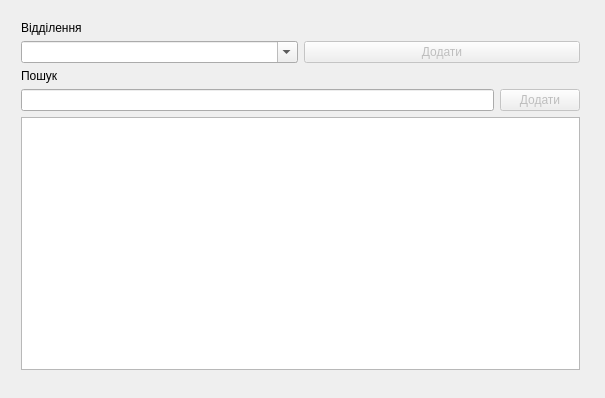
The window that yesport_tracker/mainwindow.ui (shybovycha/yesport_tracker) describes before a commit, drawn with Qt 5.
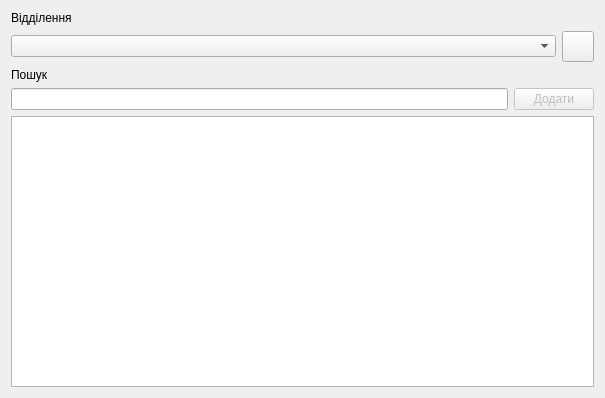
The same window after the commit. Icons and pictures are not drawn.

Commit message: Done all the interface layouting. Done some minor buttons handling.

The edit to the form file:
```diff
--- a/yesport_tracker/mainwindow.ui
+++ b/yesport_tracker/mainwindow.ui
@@ -17,15 +17,8 @@
    <iconset>
     <normaloff>../../../../Документи/yesport_icon.png</normaloff>../../../../Документи/yesport_icon.png</iconset>
   </property>
-  <widget class="QWidget" name="verticalLayoutWidget_2">
-   <property name="geometry">
-    <rect>
-     <x>10</x>
-     <y>10</y>
-     <width>581</width>
-     <height>371</height>
-    </rect>
-   </property>
+  <layout class="QGridLayout" name="gridLayout">
+   <item row="0" column="0">
    <layout class="QVBoxLayout" name="verticalLayout_2">
     <item>
      <widget class="QLabel" name="label_2">
@@ -39,17 +32,24 @@
       <item>
        <widget class="QComboBox" name="departmentsList">
         <property name="editable">
-         <bool>true</bool>
+          <bool>false</bool>
         </property>
        </widget>
       </item>
       <item>
-       <widget class="QPushButton" name="addDepartmentButton">
-        <property name="enabled">
-         <bool>false</bool>
-        </property>
+        <widget class="QToolButton" name="settingsButton">
         <property name="text">
-         <string>Додати</string>
+          <string/>
+         </property>
+         <property name="icon">
+          <iconset resource="general.qrc">
+           <normaloff>:/icons/images/Gear Alt.png</normaloff>:/icons/images/Gear Alt.png</iconset>
+         </property>
+         <property name="iconSize">
+          <size>
+           <width>24</width>
+           <height>24</height>
+          </size>
         </property>
        </widget>
       </item>
@@ -90,7 +90,8 @@
      <widget class="QListWidget" name="usersList"/>
     </item>
    </layout>
-  </widget>
+   </item>
+  </layout>
  </widget>
  <layoutdefault spacing="6" margin="11"/>
  <tabstops>
```
Left out of the diff: 9 changed lines with no effect on the pictures. Lines whose indentation alone changed are shown as unchanged. The commit also changes 21 other files.
